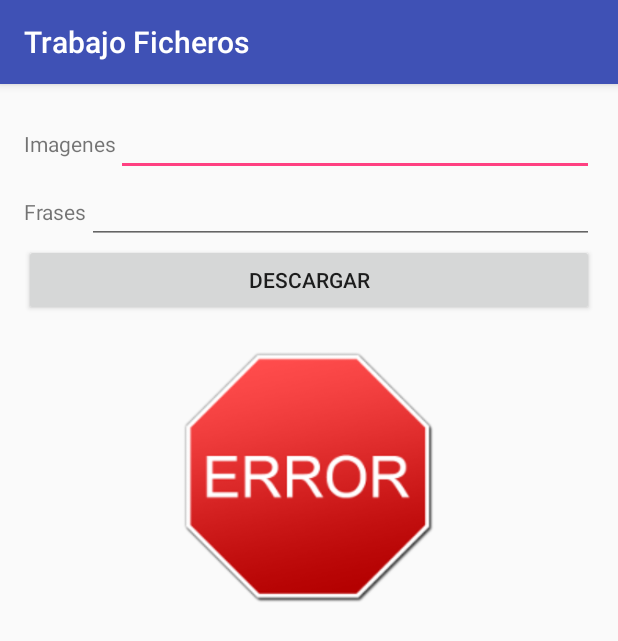
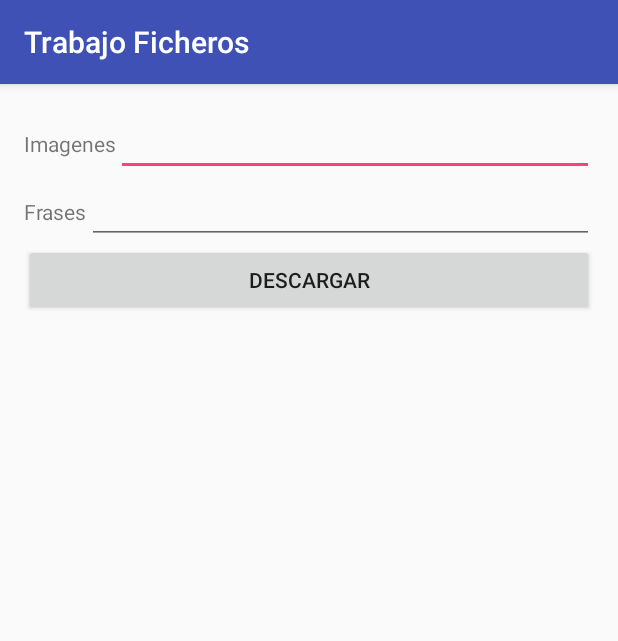
Before and after one commit to DanielAcedo/TrabajoFicheros, an Android app: the screen it shows after launch (MainActivity), after a tap on "DESCARGAR", on a phone screen of 412 x 824 dp. Shown: the top 641 px of the screen. Run offline under Robolectric (Android 15) with nearby library versions, the phone set to English and light mode, and no system bars; our stand-ins replace Picasso; libraries missing offline, so code that uses them is left out: com.loopj.android, cz.msebera.android; pictures from the network do not load.

```diff
--- a/app/src/main/java/com/danielacedo/trabajoficheros/MainActivity.java
+++ b/app/src/main/java/com/danielacedo/trabajoficheros/MainActivity.java
@@ -83,7 +83,7 @@ public class MainActivity extends AppCompatActivity {
                 if (checkPathImage())
                     downloadGallery();
                 else{
-                    imv_image.setImageResource(R.drawable.error);
+                    imv_image.setImageResource(android.R.color.transparent);
                     txv_galleryPosition.setText("");
                 }
 
```
